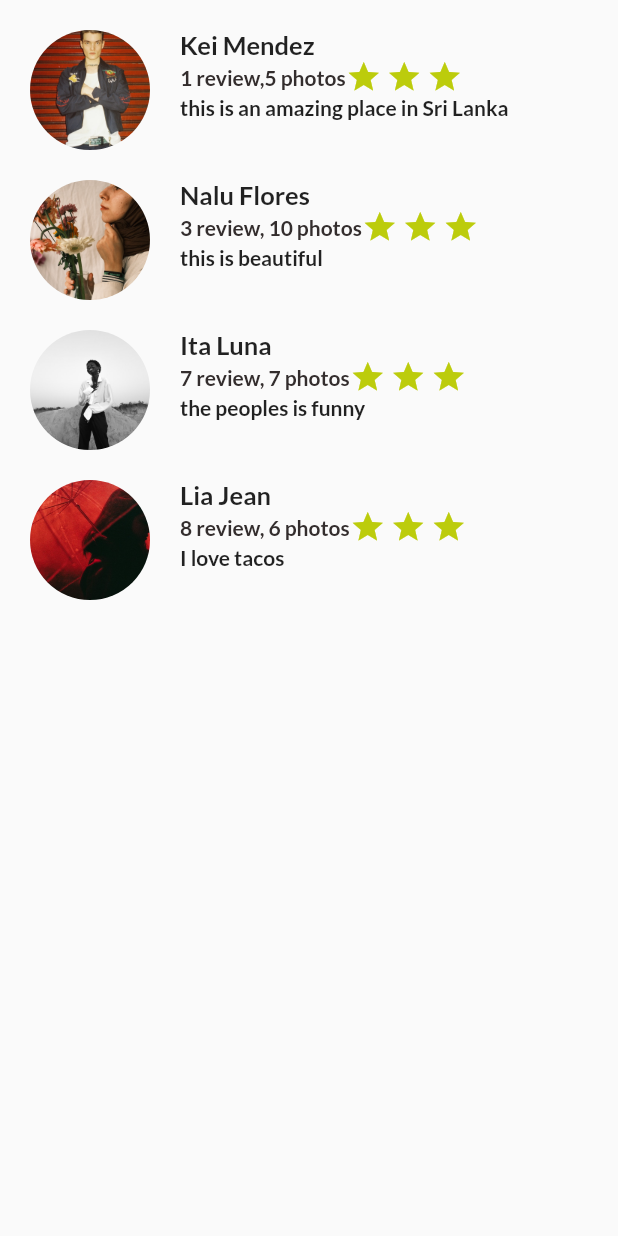
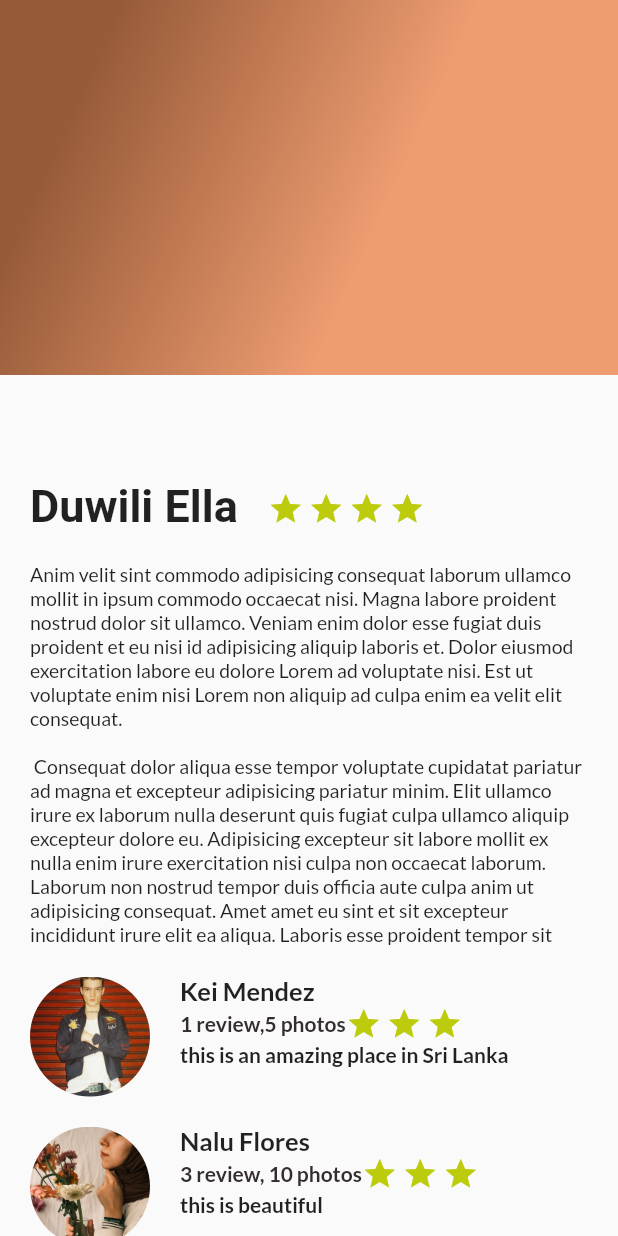
Before and after one commit to Lorelei05/NewTravel, a Flutter app: the screen it shows after launch, on a phone screen of 412 x 824 dp. Run offline on Flutter 3.47's test engine with Material 2 defaults, Android fonts, the phone set to English and light mode, and no system bars; our stand-ins replace google_fonts.

Commit message:
gradient

```diff
--- a/lib/main.dart
+++ b/lib/main.dart
@@ -1,5 +1,6 @@
 import 'package:flutter/material.dart';
 import 'package:travell/screens/description_place_screens.dart';
+import 'package:travell/screens/gradient_back.dart';
 import 'package:travell/screens/reviews.dart';
 
 void main() {
@@ -15,12 +16,23 @@ class MainApp extends StatelessWidget {
 
   @override
   Widget build(BuildContext context) {
-    return  MaterialApp(
+    return MaterialApp(
       debugShowCheckedModeBanner: false,
       home: Scaffold(
-        //body: DescriptionPlaceScreen(descriptionPlace: descriptionText, namePlace: namePlace, stars: 4,
-        //),
-        body: Reviews(),
+
+        body: Stack(
+          children: <Widget> [
+            ListView(
+              children: [
+                DescriptionPlaceScreen(descriptionPlace: descriptionText, namePlace: namePlace, stars: 4,
+                ),
+             const Reviews(),
+              ],
+            ),
+            const GradientBack(),
+          ],
+
+          ),
         ),
       );
   }
--- /dev/null
+++ b/lib/screens/gradient_back.dart
@@ -0,0 +1,26 @@
+import 'package:flutter/material.dart';
+class GradientBack extends StatelessWidget {
+  const GradientBack({super.key});
+
+  @override
+  Widget build(BuildContext context) {
+    return Container(
+      height: 250.0,
+      decoration: BoxDecoration(
+      gradient: LinearGradient(
+        colors:[
+
+      Color.fromARGB(239, 145, 80, 44),
+      Color.fromARGB(240, 237, 151, 104),
+    ],
+    begin: FractionalOffset(0.2,0.0),
+    end: FractionalOffset(1.0, 0.6),
+    stops: [0.0,0.6],
+    tileMode: TileMode.clamp,
+    )
+    ),
+    );
+  }
+
+
+}
```
